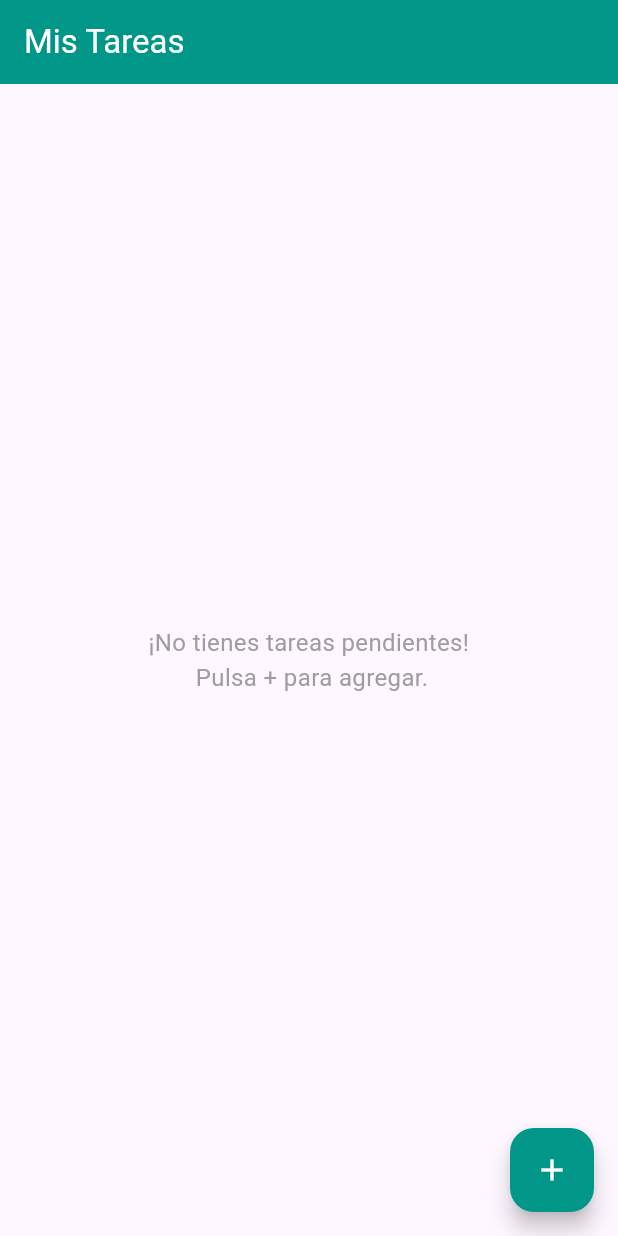
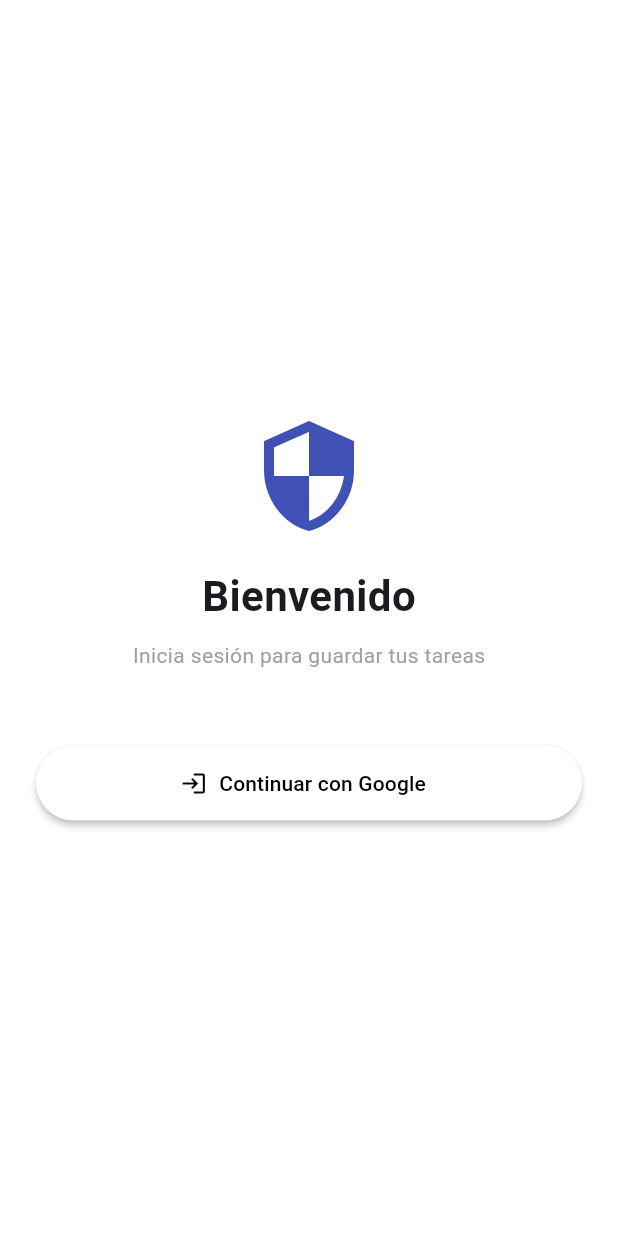
Before and after one commit to FelixMGZ/App_task_to_do, a Flutter app: the screen it shows after launch, on a phone screen of 412 x 824 dp. Run offline on Flutter 3.47's test engine with Material 3 defaults, Android fonts, the phone set to English and light mode, and no system bars; our stand-ins replace firebase_auth, firebase_core, google_sign_in, hive_flutter; accounts and stored records are empty.

Commit message:
feat: Agregado Login con Google y Firebase Auth

```diff
--- /dev/null
+++ b/lib/login_screen.dart
@@ -0,0 +1,107 @@
+import 'package:firebase_auth/firebase_auth.dart';
+import 'package:flutter/material.dart';
+import 'package:google_sign_in/google_sign_in.dart';
+
+import 'package:to_do_app/src/features/todo/todo_screen.dart';
+
+class LoginScreen extends StatefulWidget {
+  const LoginScreen({super.key});
+
+  @override
+  State<LoginScreen> createState() => _LoginScreenState();
+}
+
+class _LoginScreenState extends State<LoginScreen> {
+  bool _isLoading = false;
+
+  Future<void> _signInWithGoogle() async {
+    setState(() => _isLoading = true);
+
+    try {
+      // 1. Iniciar el flujo de Google
+      final GoogleSignInAccount? googleUser = await GoogleSignIn().signIn();
+
+      if (googleUser == null) {
+        setState(() => _isLoading = false);
+        return; // El usuario canceló
+      }
+
+      // 2. Obtener detalles de autenticación
+      final GoogleSignInAuthentication googleAuth = await googleUser.authentication;
+
+      // 3. Crear credencial para Firebase
+      final credential = GoogleAuthProvider.credential(
+        accessToken: googleAuth.accessToken,
+        idToken: googleAuth.idToken,
+      );
+
+      // 4. Iniciar sesión en Firebase
+      await FirebaseAuth.instance.signInWithCredential(credential);
+
+      // 5. Navegar a tus Tareas si todo salió bien
+      if (mounted) {
+        Navigator.pushReplacement(
+          context,
+          // AQUÍ: Asumo que tu clase principal se llama TodoScreen o similar
+          MaterialPageRoute(builder: (context) => const TodoScreen()),
+        );
+      }
+    } catch (e) {
+      if (mounted) {
+        ScaffoldMessenger.of(context).showSnackBar(
+          SnackBar(content: Text('Error: $e'), backgroundColor: Colors.red),
+        );
+      }
+    } finally {
+      if (mounted) setState(() => _isLoading = false);
+    }
+  }
+
+  @override
+  Widget build(BuildContext context) {
+    return Scaffold(
+      backgroundColor: Colors.white,
+      body: Center(
+        child: Padding(
+          padding: const EdgeInsets.all(24.0),
+          child: Column(
+            mainAxisAlignment: MainAxisAlignment.center,
+            children: [
+              // Logo o Icono
+              const Icon(Icons.security, size: 80, color: Colors.indigo),
+              const SizedBox(height: 20),
+              const Text(
+                "Bienvenido",
+                style: TextStyle(fontSize: 28, fontWeight: FontWeight.bold),
+              ),
+              const SizedBox(height: 10),
+              const Text(
+                "Inicia sesión para guardar tus tareas",
+                style: TextStyle(color: Colors.grey),
+              ),
+              const SizedBox(height: 50),
+
+              // Botón de Google
+              _isLoading
+                  ? const CircularProgressIndicator()
+                  : SizedBox(
+                      width: double.infinity,
+                      height: 50,
+                      child: ElevatedButton.icon(
+                        icon: const Icon(Icons.login),
+                        label: const Text("Continuar con Google"),
+                        style: ElevatedButton.styleFrom(
+                          backgroundColor: Colors.white,
+                          foregroundColor: Colors.black,
+                          elevation: 2,
+                        ),
+                        onPressed: _signInWithGoogle,
+                      ),
+                    ),
+            ],
+          ),
+        ),
+      ),
+    );
+  }
+}
--- a/lib/main.dart
+++ b/lib/main.dart
@@ -5,6 +5,11 @@ import 'package:path_provider/path_provider.dart';
 
 // 2. Importamos nuestra pantalla de inicio (ahora será la de tareas)
 import 'package:to_do_app/src/features/todo/todo_screen.dart';
+
+// inizialize firebase
+import 'package:firebase_core/firebase_core.dart';
+
+import 'login_screen.dart';
 
 // 3. ¡main() ahora es "async"!
 Future<void> main() async {
@@ -15,6 +20,9 @@ Future<void> main() async {
 
   // 5. Obtenemos el directorio legal para guardar la base de datos
   final appDocumentDir = await getApplicationDocumentsDirectory();
+
+  // Inicializar Firebase (Esto conecta con el json que bajaste)
+  await Firebase.initializeApp();
 
   // 6. ¡Inicializamos Hive en esa carpeta!
   await Hive.initFlutter(appDocumentDir.path);
@@ -32,10 +40,11 @@ class MiApp extends StatelessWidget {
 
   @override
   Widget build(BuildContext context) {
-    return const MaterialApp(
-      // 9. Apuntamos a nuestra NUEVA pantalla de tareas
-      home: TodoScreen(), // ¡CAMBIO DE PANTALLA!
+    return MaterialApp(
       debugShowCheckedModeBanner: false,
+      title: 'Task App',
+      theme: ThemeData(primarySwatch: Colors.blue),
+      home: const LoginScreen(),
     );
   }
 }
--- a/pubspec.yaml
+++ b/pubspec.yaml
@@ -37,6 +37,9 @@ dependencies:
   hive: ^2.2.3
   hive_flutter: ^1.1.0
   path_provider: ^2.1.5
+  firebase_core: ^4.3.0
+  firebase_auth: ^6.1.3
+  google_sign_in: ^6.2.1
 
 dev_dependencies:
   flutter_test:
```
Also changed, not shown: pubspec.lock, 6 other files.
